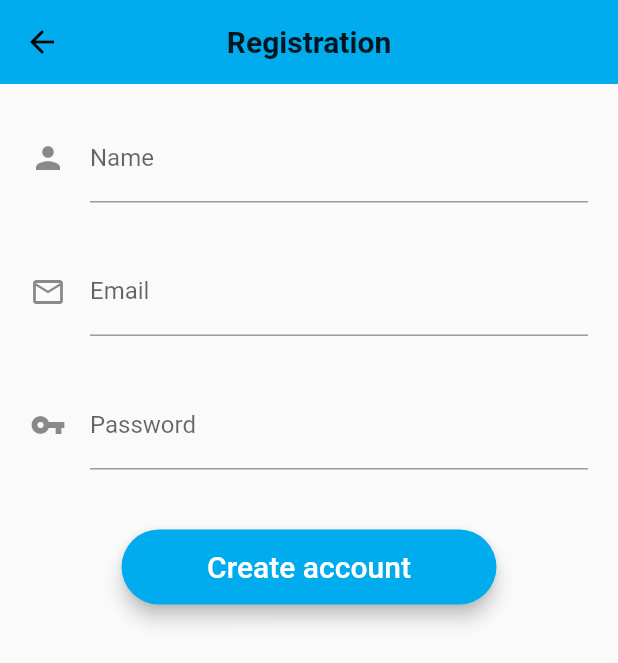
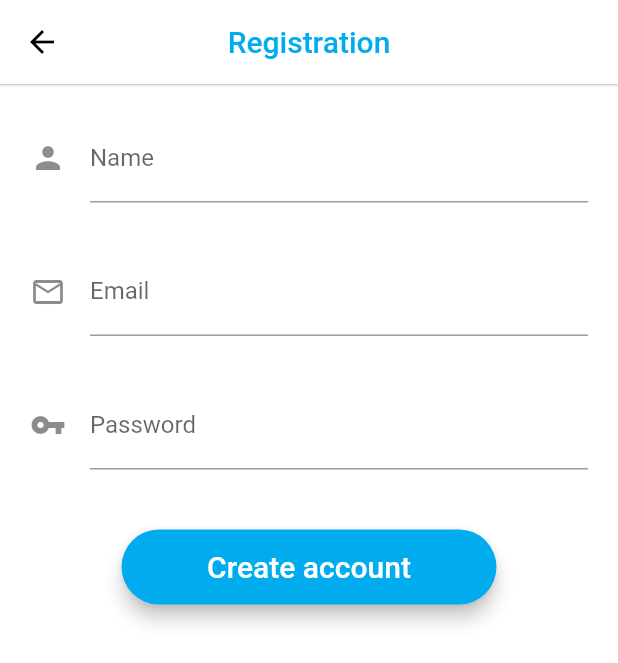
Before and after one commit to TaishiU/flutter-twitter-clone, a Flutter app: the screen it shows after launch, after a tap on "Create account", on a phone screen of 412 x 824 dp. Shown: the top 663 px of the screen. Run offline on Flutter 3.47's test engine with Material 2 defaults, Android fonts, the phone set to English and light mode, and no system bars; our stand-ins replace bubble, cloud_firestore, firebase_auth, firebase_core, firebase_dynamic_links, firebase_storage and 5 more; accounts and stored records are empty.

Commit message:
[fix] ログイン画面UI修正

```diff
--- a/lib/Firebase/Firestore.dart
+++ b/lib/Firebase/Firestore.dart
@@ -498,6 +498,7 @@ class Firestore {
         .doc(currentUserid)
         .collection('userActivities')
         .orderBy('timestamp', descending: true)
+        .limit(10)
         .get();
     List<Activity> activities =
         userActivitiesSnapshot.docs.map((userActivitiesSnap) {
--- a/lib/Screens/Intro/RegistrationScreen.dart
+++ b/lib/Screens/Intro/RegistrationScreen.dart
@@ -18,15 +18,15 @@ class _RegistrationScreenState extends State<RegistrationScreen> {
   @override
   Widget build(BuildContext context) {
     return Scaffold(
+      backgroundColor: Colors.white,
       appBar: AppBar(
-        backgroundColor: TwitterColor,
+        backgroundColor: Colors.white,
         centerTitle: true,
-        elevation: 0,
+        elevation: 0.5,
         title: Text(
           'Registration',
           style: TextStyle(
-            fontSize: 20,
-            fontWeight: FontWeight.bold,
+            color: TwitterColor,
           ),
         ),
       ),
@@ -106,7 +106,9 @@ class _RegistrationScreenState extends State<RegistrationScreen> {
                       if (isValid) {
                         Navigator.pushReplacement(
                           context,
-                          MaterialPageRoute(builder: (context) => MyApp()),
+                          MaterialPageRoute(
+                            builder: (context) => MyApp(),
+                          ),
                         );
                       } else {
                         print('Registration problem');
--- a/lib/Screens/Intro/WelcomeScreen.dart
+++ b/lib/Screens/Intro/WelcomeScreen.dart
@@ -1,4 +1,5 @@
 import 'package:flutter/material.dart';
+import 'package:twitter_clone/Constants/Constants.dart';
 import 'package:twitter_clone/Screens/Intro/LoginScreen.dart';
 import 'package:twitter_clone/Screens/Intro/RegistrationScreen.dart';
 import 'package:twitter_clone/Widget/RoundedButton.dart';
@@ -28,33 +29,54 @@ class WelcomeScreen extends StatelessWidget {
                   ),
                   Text(
                     'See what’s happening in the world right now',
-                    style: TextStyle(fontSize: 35, fontWeight: FontWeight.bold),
+                    style: TextStyle(
+                      fontSize: 35,
+                      fontWeight: FontWeight.bold,
+                    ),
+                    textAlign: TextAlign.center,
                   ),
                 ],
               ),
               Column(
                 children: [
                   RoundedButton(
-                    btnText: 'Login',
-                    onBtnPressed: () {
-                      Navigator.push(
-                        context,
-                        MaterialPageRoute(builder: (context) => LoginScreen()),
-                      );
-                    },
-                  ),
-                  SizedBox(
-                    height: 20,
-                  ),
-                  RoundedButton(
                     btnText: 'Create account',
                     onBtnPressed: () {
                       Navigator.push(
                         context,
                         MaterialPageRoute(
-                            builder: (context) => RegistrationScreen()),
+                          builder: (context) => RegistrationScreen(),
+                        ),
                       );
                     },
+                  ),
+                  SizedBox(
+                    height: 50,
+                  ),
+                  Row(
+                    mainAxisAlignment: MainAxisAlignment.center,
+                    children: [
+                      Text('Have an account already?'),
+                      SizedBox(width: 5),
+                      GestureDetector(
+                        onTap: () {
+                          Navigator.push(
+                            context,
+                            MaterialPageRoute(
+                              builder: (context) => LoginScreen(),
+                            ),
+                          );
+                        },
+                        child: Text(
+                          'Login',
+                          style: TextStyle(
+                            fontSize: 17,
+                            color: TwitterColor,
+                            fontWeight: FontWeight.bold,
+                          ),
+                        ),
+                      ),
+                    ],
                   ),
                 ],
               ),
```
Also changed, not shown: lib/Screens/Intro/LoginScreen.dart (+47 -19 lines).
